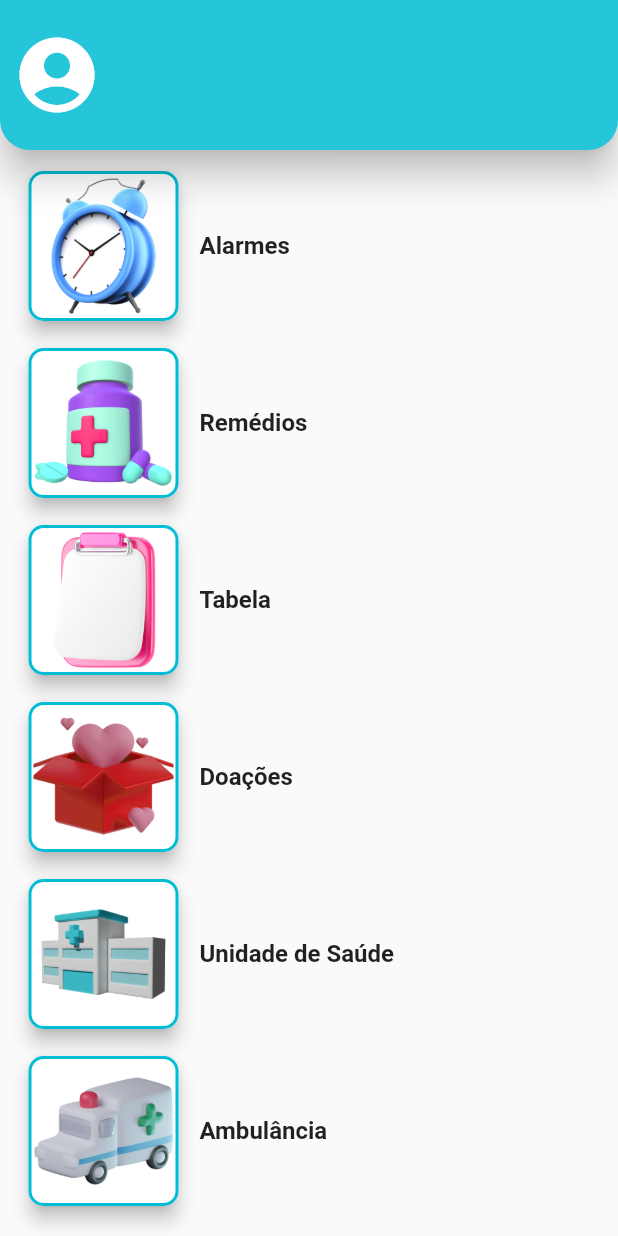
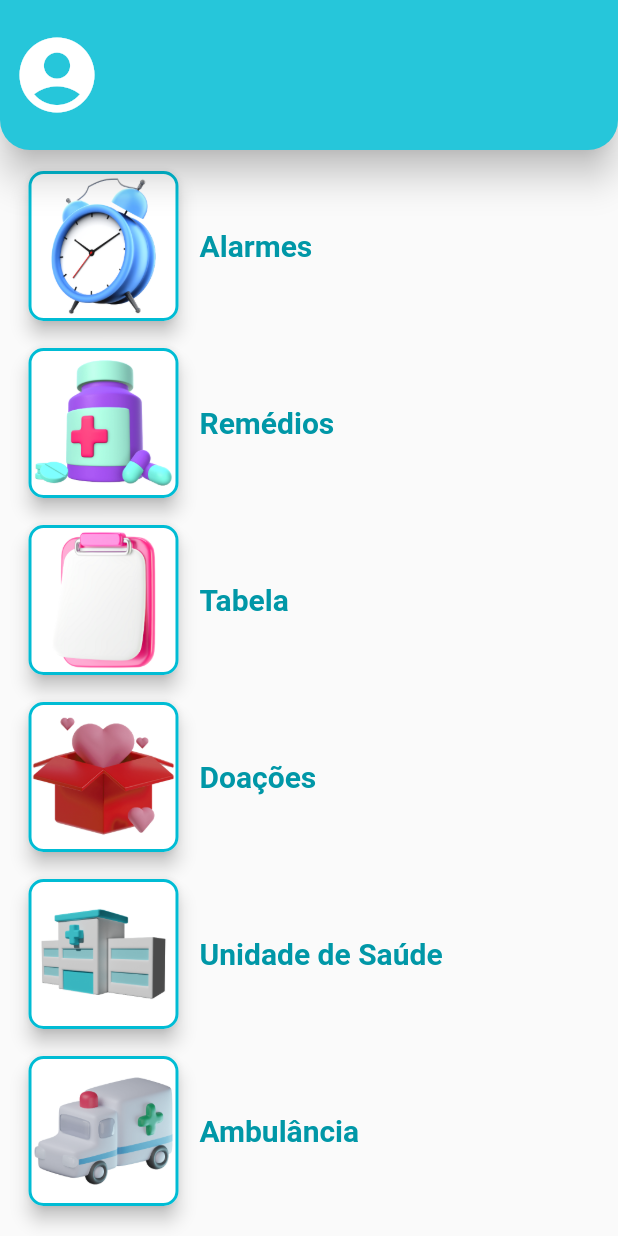
Before and after one commit to nathylla5/-Sa-de-Digital, a Flutter app: the MenuView screen opened directly, on a phone screen of 412 x 824 dp. Run offline on Flutter 3.47's test engine with Material 2 defaults, Android fonts, the phone set to English and light mode, and no system bars.

Commit message:
alterando fonte do texto de cada botão

```diff
--- a/lib/menu_page.dart
+++ b/lib/menu_page.dart
@@ -1,7 +1,6 @@
 import 'package:flutter/material.dart';
 import 'package:flutter_application_2/alarm_page.dart';
 import 'package:flutter_application_2/donations_page.dart';
-import 'package:flutter_application_2/login_page.dart';
 import 'package:flutter_application_2/profile_page.dart';
 
 final constNames = [
@@ -141,10 +140,10 @@ class _MenuViewState extends State<MenuView> {
           Expanded(
             child: Text(
               text,
-              style: const TextStyle(
-                fontSize: 16,
-                fontWeight: FontWeight.bold,
-              ),
+              style: TextStyle(
+                  fontSize: 20,
+                  fontWeight: FontWeight.bold,
+                  color: Colors.cyan[700]),
             ),
           ),
         ],
```
